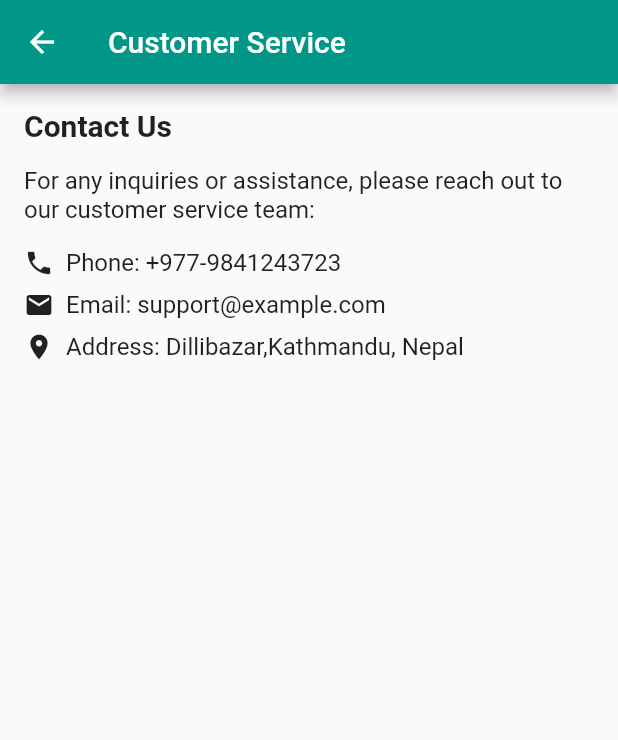
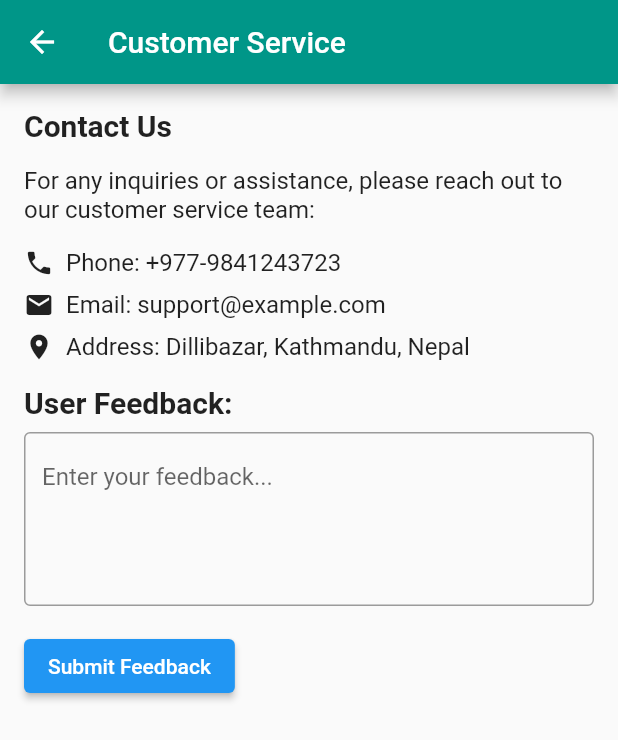
Before and after one commit to Ashura2003/Groceteria, a Flutter app: the CustomerServiceScreen screen opened directly, on a phone screen of 412 x 824 dp. Shown: the top 740 px of the screen. Run offline on Flutter 3.47's test engine with Material 2 defaults, Android fonts, the light colour scheme and no system bars; our stand-ins replace firebase_auth, firebase_core; missing offline and left inert: email_auth; accounts and stored records are empty.

Commit message:
Added a text field and a button for User feedback

```diff
--- a/lib/screens/CustomerServiceScreen.dart
+++ b/lib/screens/CustomerServiceScreen.dart
@@ -9,12 +9,36 @@ class CustomerServiceScreen extends StatefulWidget {
 }
 
 class _CustomerServiceScreenState extends State<CustomerServiceScreen> {
+  String userFeedback = '';
+
+  void submitFeedback() {
+    // Implement your logic to handle the user feedback submission
+    showDialog(
+      context: context,
+      builder: (BuildContext context) {
+        return AlertDialog(
+          title: Text('Feedback Submitted'),
+          content: Text('Thank you for your feedback!'),
+          actions: [
+            TextButton(
+              onPressed: () {
+                Navigator.of(context).pop();
+              },
+              child: Text('OK'),
+            ),
+          ],
+        );
+      },
+    );
+  }
+
   @override
   Widget build(BuildContext context) {
-    return Scaffold(appBar: AppBar(
-      title: Text('Customer Service'),
-      backgroundColor: Colors.teal,
-    ),
+    return Scaffold(
+      appBar: AppBar(
+        title: Text('Customer Service'),
+        backgroundColor: Colors.teal,
+      ),
       body: Padding(
         padding: EdgeInsets.all(16.0),
         child: Column(
@@ -60,10 +84,36 @@ class _CustomerServiceScreenState extends State<CustomerServiceScreen> {
                 Icon(Icons.location_on, size: 20.0),
                 SizedBox(width: 8.0),
                 Text(
-                  'Address: Dillibazar,Kathmandu, Nepal',
+                  'Address: Dillibazar, Kathmandu, Nepal',
                   style: TextStyle(fontSize: 16.0),
                 ),
               ],
+            ),
+            SizedBox(height: 16.0),
+            Text(
+              'User Feedback:',
+              style: TextStyle(
+                fontSize: 20.0,
+                fontWeight: FontWeight.bold,
+              ),
+            ),
+            SizedBox(height: 8.0),
+            TextFormField(
+              onChanged: (value) {
+                setState(() {
+                  userFeedback = value;
+                });
+              },
+              maxLines: 4,
+              decoration: InputDecoration(
+                hintText: 'Enter your feedback...',
+                border: OutlineInputBorder(),
+              ),
+            ),
+            SizedBox(height: 16.0),
+            ElevatedButton(
+              onPressed: submitFeedback,
+              child: Text('Submit Feedback'),
             ),
           ],
         ),
```
